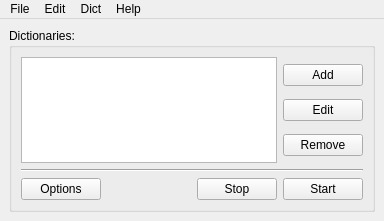
The window that qwordnotify.ui (hellhammer/qwordnotify) describes before a commit, drawn with Qt 5.
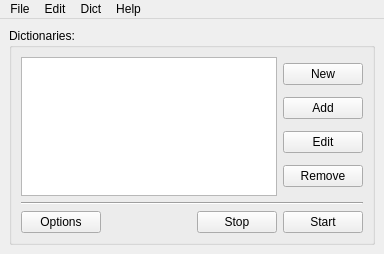
The same window after the commit. Icons and pictures are not drawn.

Diff of the .ui file:
```diff
--- a/qwordnotify.ui
+++ b/qwordnotify.ui
@@ -7,7 +7,7 @@
     <x>0</x>
     <y>0</y>
     <width>384</width>
-    <height>221</height>
+    <height>254</height>
    </rect>
   </property>
   <property name="windowTitle">
@@ -32,6 +32,13 @@
          </item>
          <item>
           <layout class="QVBoxLayout" name="verticalLayout_6">
+           <item>
+            <widget class="QPushButton" name="dictNewPushButton">
+             <property name="text">
+              <string>New</string>
+             </property>
+            </widget>
+           </item>
            <item>
             <widget class="QPushButton" name="dictAddPushButton">
              <property name="text">
```
Left out of the diff: 6 changed lines with no effect on the pictures.
